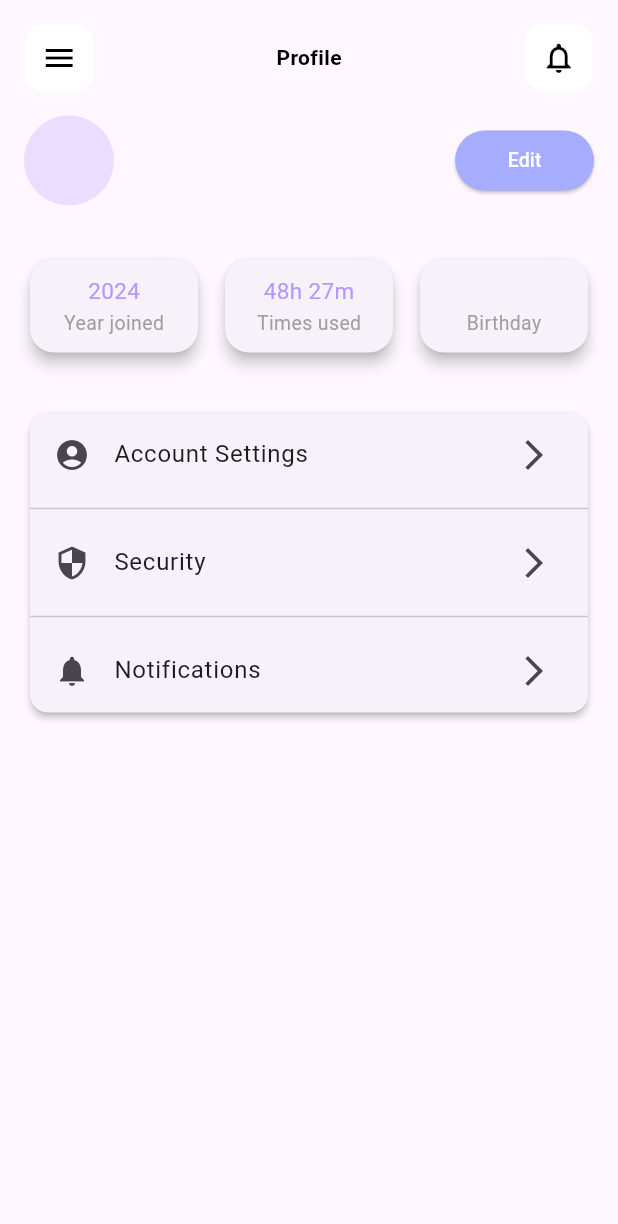
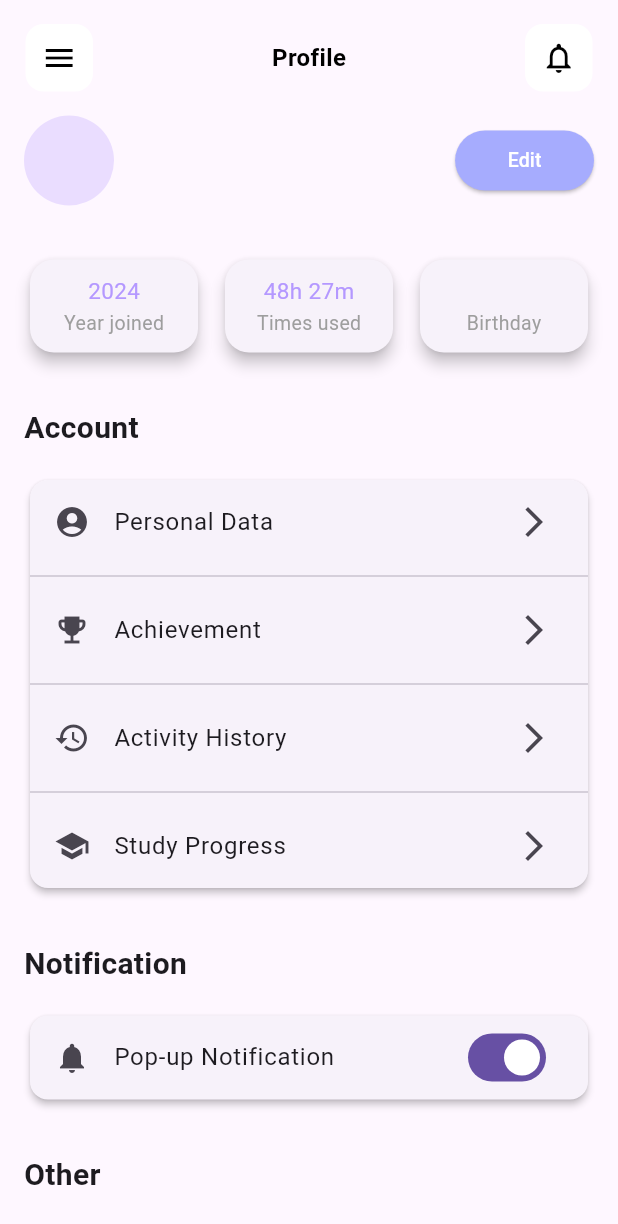
Before and after one commit to stefanusrico/StudyPal, a Flutter app: the ProfilePage screen opened directly, on a phone screen of 412 x 824 dp. Shown: the top 1224 px of the screen. Run offline on Flutter 3.47's test engine with Material 3 defaults, Android fonts, the phone set to English and light mode, and no system bars; our stand-ins replace animated_bottom_navigation_bar, file_picker, fl_chart, flutter_chat_types, flutter_chat_ui, flutter_speed_dial and 7 more; missing offline and left inert: jwt_decode; accounts and stored records are empty; network calls fail.

Commit message:
update: UI Profile Page

```diff
--- a/StudyPal/flutter_studypal/lib/pages/profile_page.dart
+++ b/StudyPal/flutter_studypal/lib/pages/profile_page.dart
@@ -101,7 +101,8 @@ class _ProfilePageState extends State<ProfilePage> {
   Widget build(BuildContext context) {
     return SafeArea(
       child: Scaffold(
-        body: Container(
+        body: SingleChildScrollView(
+          child: Container(
             // decoration: BoxDecoration(
             //   gradient: LinearGradient(
             //     begin: Alignment.topLeft,
@@ -158,8 +159,8 @@ class _ProfilePageState extends State<ProfilePage> {
                                   value: 'menu2',
                                   child: Row(
                                     children: [
-                                    Icon(
-                                        Icons.logout_rounded), // Tambahkan ikon
+                                      Icon(Icons
+                                          .logout_rounded), // Tambahkan ikon
                                       SizedBox(width: 10),
                                       Text('Sign Out'),
                                     ],
@@ -218,6 +219,7 @@ class _ProfilePageState extends State<ProfilePage> {
                             "Profile",
                             style: TextStyle(
                               color: Colors.black,
+                              fontSize: 16,
                               fontWeight: FontWeight.bold,
                             ),
                           ),
@@ -290,7 +292,8 @@ class _ProfilePageState extends State<ProfilePage> {
                             radius: 30, // Ukuran ikon
                             // backgroundImage: AssetImage('assets/profile_picture.jpg'), // Contoh gambar
                           ),
-                        const SizedBox(width: 16), // Jarak antara ikon dan teks
+                          const SizedBox(
+                              width: 16), // Jarak antara ikon dan teks
                           // Kolom untuk teks nama dan deskripsi
                           Expanded(
                             child: Column(
@@ -305,10 +308,9 @@ class _ProfilePageState extends State<ProfilePage> {
                                   ),
                                 ),
                                 Text(
-                                userProfile?['email'] ??
-                                    '', // Deskripsi pekerjaan
+                                  userProfile?['email'] ?? '',
                                   style: const TextStyle(
-                                  color: Colors.grey, // Warna abu-abu
+                                    color: Colors.grey,
                                   ),
                                 ),
                               ],
@@ -316,13 +318,11 @@ class _ProfilePageState extends State<ProfilePage> {
                           ),
                           // Tombol Edit dengan border circle
                           ElevatedButton(
-                          onPressed: () {
-                            // Aksi saat tombol Edit ditekan
-                          },
+                            onPressed: () {},
                             style: ElevatedButton.styleFrom(
                               shape: RoundedRectangleBorder(
-                              borderRadius:
-                                  BorderRadius.circular(20), // Sudut melengkung
+                                borderRadius: BorderRadius.circular(
+                                    20), // Sudut melengkung
                               ),
                               padding: const EdgeInsets.symmetric(
                                 horizontal: 35,
@@ -376,55 +376,25 @@ class _ProfilePageState extends State<ProfilePage> {
                         ],
                       ),
 
-                    const SizedBox(
-                        height: 32), // Jarak antara baris kedua dan ketiga
+                      const SizedBox(height: 32),
 
-                    // Baris ketiga: Kartu berisi pengaturan profil
-                    Card(
-                      elevation: 2, // Bayangan di seluruh tepi
-                      shape: RoundedRectangleBorder(
-                        borderRadius: BorderRadius.circular(12), // Ujung bulat
-                      ),
-                      child: Column(
-                        children: [
-                          ListTile(
-                            leading: const Icon(
-                                Icons.account_circle), // Ikon pengaturan akun
-                            title: const Text('Account Settings'), // Teks utama
-                            trailing: const Icon(
-                                Icons.arrow_forward_ios), // Tombol panah
-                            onTap: () {
-                              // Aksi saat item ditekan
-                            },
-                          ),
-                          const Divider(), // Garis pemisah
-                          ListTile(
-                            leading:
-                                const Icon(Icons.security), // Ikon keamanan
-                            title: const Text('Security'), // Teks keamanan
-                            trailing: const Icon(Icons.arrow_forward_ios),
-                            onTap: () {
-                              // Aksi saat item keamanan ditekan
-                            },
-                          ),
-                          const Divider(),
-                          ListTile(
-                            leading: const Icon(
-                                Icons.notifications), // Ikon notifikasi
-                            title:
-                                const Text('Notifications'), // Teks notifikasi
-                            trailing: const Icon(Icons.arrow_forward_ios),
-                            onTap: () {
-                              // Aksi saat item notifikasi ditekan
-                            },
-                          ),
+                      // Tambahkan komponen AccountSection
+                      const AccountSection(),
+
+                      const SizedBox(height: 32),
+
+                      // Tambahkan komponen NotificationSection
+                      const NotificationSection(),
+
+                      const SizedBox(height: 32),
+
+                      // Tambahkan komponen OtherSection
+                      const OtherSection(),
                     ],
                   ),
                 ),
               ],
             ),
-              ),
-            ],
           ),
         ),
       ),
@@ -447,15 +417,15 @@ class _ProfilePageState extends State<ProfilePage> {
               title,
               style: const TextStyle(
                 fontSize: 15,
-                color: Color.fromARGB(255, 180, 152, 255), // Warna biru
+                color: Color.fromARGB(255, 180, 152, 255),
               ),
             ),
-            const SizedBox(height: 2), // Jarak antara teks atas dan bawah
+            const SizedBox(height: 2),
             Text(
               value,
               style: const TextStyle(
                 fontSize: 13,
-                color: Colors.grey, // Warna abu-abu
+                color: Colors.grey,
               ),
             ),
           ],
@@ -464,3 +434,165 @@ class _ProfilePageState extends State<ProfilePage> {
     );
   }
 }
+
+class AccountSection extends StatelessWidget {
+  const AccountSection({super.key});
+
+  @override
+  Widget build(BuildContext context) {
+    return Column(
+      crossAxisAlignment: CrossAxisAlignment.start,
+      children: [
+        const Text(
+          'Account',
+          style: TextStyle(
+            fontSize: 20,
+            fontWeight: FontWeight.bold,
+          ),
+        ),
+        const SizedBox(height: 16),
+        Card(
+          elevation: 2,
+          shape: RoundedRectangleBorder(
+            borderRadius: BorderRadius.circular(12),
+          ),
+          child: Column(
+            children: [
+              ListTile(
+                leading: const Icon(Icons.account_circle),
+                title: const Text('Personal Data'),
+                trailing: const Icon(Icons.arrow_forward_ios),
+                onTap: () {
+                  // Aksi saat item ditekan
+                },
+              ),
+              const Divider(),
+              ListTile(
+                leading: const Icon(Icons.emoji_events),
+                title: const Text('Achievement'),
+                trailing: const Icon(Icons.arrow_forward_ios),
+                onTap: () {
+                  // Aksi saat item ditekan
+                },
+              ),
+              const Divider(),
+              ListTile(
+                leading: const Icon(Icons.history),
+                title: const Text('Activity History'),
+                trailing: const Icon(Icons.arrow_forward_ios),
+                onTap: () {
+                  // Aksi saat item ditekan
+                },
+              ),
+              const Divider(),
+              ListTile(
+                leading: const Icon(Icons.school),
+                title: const Text('Study Progress'),
+                trailing: const Icon(Icons.arrow_forward_ios),
+                onTap: () {
+                  // Aksi saat item ditekan
+                },
+              ),
+            ],
+          ),
+        ),
+      ],
+    );
+  }
+}
+
+// Komponen NotificationSection
+class NotificationSection extends StatelessWidget {
+  const NotificationSection({super.key});
+
+  @override
+  Widget build(BuildContext context) {
+    return Column(
+      crossAxisAlignment: CrossAxisAlignment.start,
+      children: [
+        const Text(
+          'Notification',
+          style: TextStyle(
+            fontSize: 20,
+            fontWeight: FontWeight.bold,
+          ),
+        ),
+        const SizedBox(height: 16),
+        Card(
+          elevation: 2,
+          shape: RoundedRectangleBorder(
+            borderRadius: BorderRadius.circular(12),
+          ),
+          child: ListTile(
+            leading: const Icon(Icons.notifications),
+            title: const Text('Pop-up Notification'),
+            trailing: Switch(
+              value: true, // Ganti nilai sesuai kebutuhan
+              onChanged: (value) {
+                // Tangani perubahan nilai switch
+              },
+            ),
+          ),
+        ),
+      ],
+    );
+  }
+}
+
+// Komponen OtherSection
+class OtherSection extends StatelessWidget {
+  const OtherSection({super.key});
+
+  @override
+  Widget build(BuildContext context) {
+    return Column(
+      crossAxisAlignment: CrossAxisAlignment.start,
+      children: [
+        const Text(
+          'Other',
+          style: TextStyle(
+            fontSize: 20,
+            fontWeight: FontWeight.bold,
+          ),
+        ),
+        const SizedBox(height: 16),
+        Card(
+          elevation: 2,
+          shape: RoundedRectangleBorder(
+            borderRadius: BorderRadius.circular(12),
+          ),
+          child: Column(
+            children: [
+              ListTile(
+                leading: const Icon(Icons.contact_mail),
+                title: const Text('Contact Us'),
+                trailing: const Icon(Icons.arrow_forward_ios),
+                onTap: () {
+                  // Aksi saat item ditekan
+                },
+              ),
+              const Divider(),
+              ListTile(
+                leading: const Icon(Icons.privacy_tip),
+                title: const Text('Privacy Policy'),
+                trailing: const Icon(Icons.arrow_forward_ios),
+                onTap: () {
+                  // Aksi saat item ditekan
+                },
+              ),
+              const Divider(),
+              ListTile(
+                leading: const Icon(Icons.settings),
+                title: const Text('Settings'),
+                trailing: const Icon(Icons.arrow_forward_ios),
+                onTap: () {
+                  // Aksi saat item ditekan
+                },
+              ),
+            ],
+          ),
+        ),
+      ],
+    );
+  }
+}
```
Also changed, not shown: StudyPal/flutter_studypal/lib/pages/group_page.dart (+40 -32 lines). Lines whose indentation alone changed are shown as unchanged.
